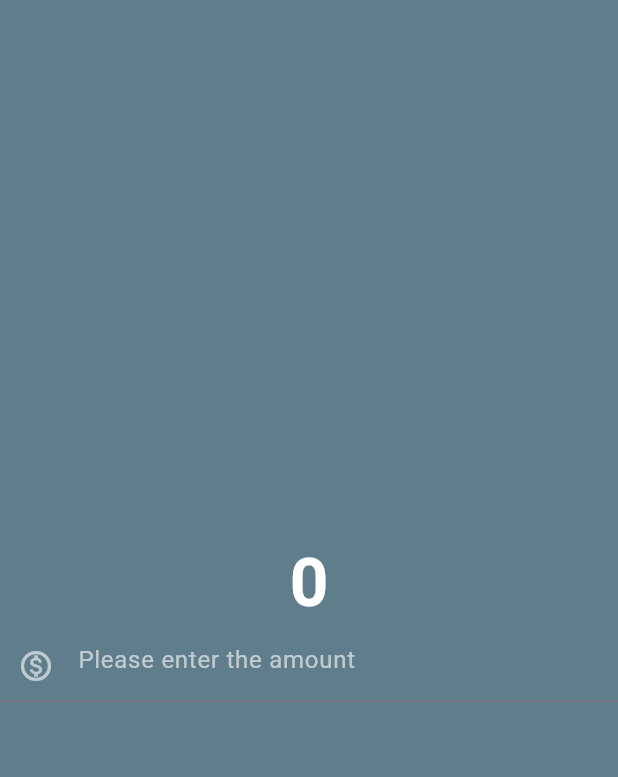
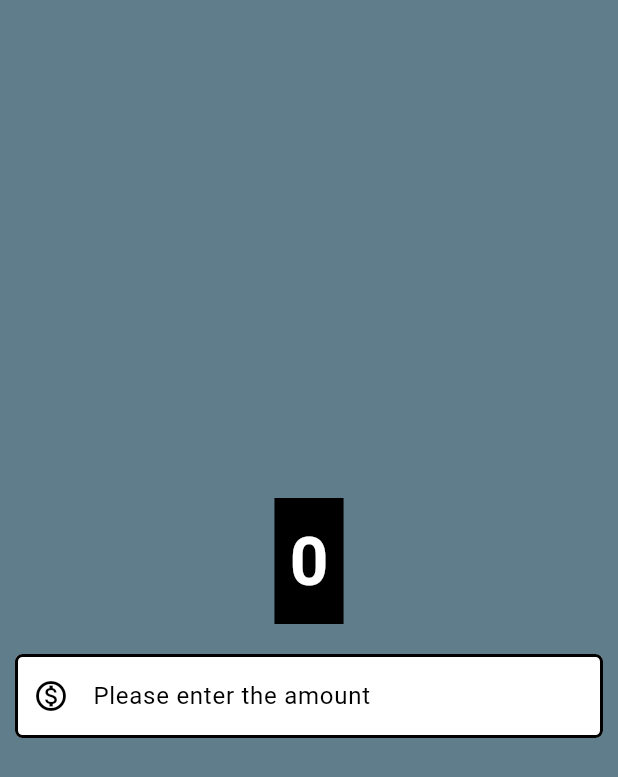
Before and after one commit to BarathJogi/flutter, a Flutter app: the screen it shows after launch, on a phone screen of 412 x 824 dp. Shown: the top 777 px of the screen. Run offline on Flutter 3.47's test engine with Material 3 defaults, Android fonts, the phone set to English and light mode, and no system bars.

Commit message:
Container and padding

```diff
--- a/lib/currency_coverter_material_page.dart
+++ b/lib/currency_coverter_material_page.dart
@@ -1,3 +1,5 @@
+// ignore_for_file: unnecessary_const
+
 import 'package:flutter/material.dart';
 
 class CurrencyConverterMaterialPage extends StatelessWidget {
@@ -5,35 +7,57 @@
 
   @override
   Widget build(BuildContext context) {
+    final border = OutlineInputBorder(
+      borderSide: const BorderSide(
+        width: 2.0,
+        style: BorderStyle.solid,
+      ),
+      borderRadius: BorderRadius.circular(5),
+    );
     return Scaffold(
       backgroundColor: Colors.blueGrey,
       body: Center(
         child: Column(
           mainAxisAlignment: MainAxisAlignment.center,
-          children: const [
-            Text(
+          children: [
+            Container(
+              padding: const EdgeInsets.all(10),
+              margin: const EdgeInsets.all(10),
+              color: Colors.black,
+              child: const Text(
                 '0',
-              style: TextStyle(
+                style: const TextStyle(
                   fontSize: 45,
                   fontWeight: FontWeight.bold,
                   color: Color.fromARGB(255, 255, 255, 255),
                 ),
               ),
-            TextField(
-              style: TextStyle(
-                color: Colors.white,
+            ),
+            Container(
+              padding: const EdgeInsets.all(10),
+              child: TextField(
+                style: const TextStyle(
+                  color: Colors.black,
                 ),
                 decoration: InputDecoration(
                   hintText: 'Please enter the amount',
-                hintStyle: TextStyle(
-                  color: Colors.white60,
+                  hintStyle: const TextStyle(
+                    color: Colors.black,
                   ),
-                prefixIcon: Icon(
+                  prefixIcon: const Icon(
                     Icons.monetization_on_outlined,
                   ),
-                prefixIconColor: Colors.white60,
+                  prefixIconColor: Colors.black,
+                  filled: true,
+                  fillColor: Colors.white,
+                  focusedBorder: border,
+                  enabledBorder: border,
                 ),
-            )
+                keyboardType: const TextInputType.numberWithOptions(
+                  decimal: true,
+                ),
+              ),
+            ),
           ],
         ),
       ),
--- a/lib/main.dart
+++ b/lib/main.dart
@@ -10,7 +10,7 @@
 
   @override
   Widget build(BuildContext context) {
-    return MaterialApp(
+    return const MaterialApp(
       home: CurrencyConverterMaterialPage(),
     );
   }
```
Lines whose indentation alone changed are shown as unchanged.
